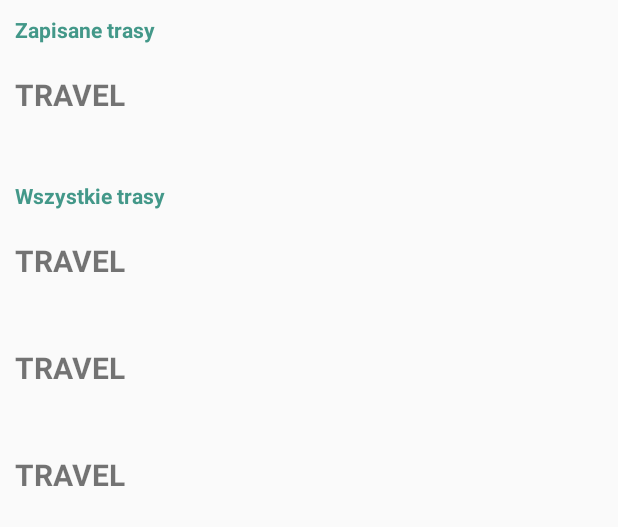
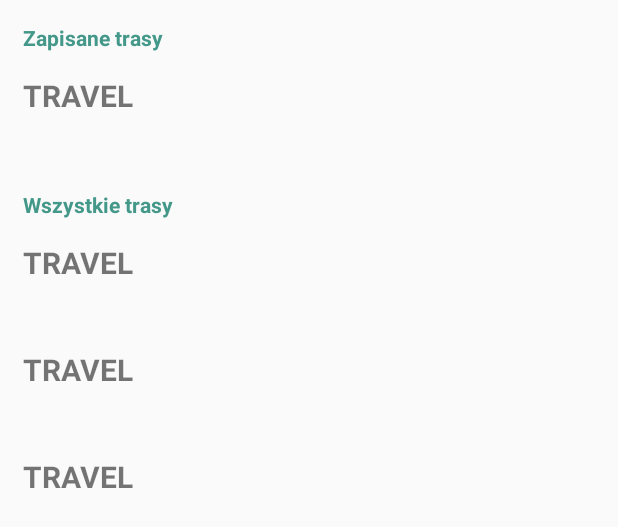
Before and after one commit to piotrjwegrzyn/Busy-32-410, an Android app: the layout activity_main.xml on its own in the app's theme, with its tools: preview values and no code run, on a phone screen of 412 x 824 dp. Shown: the top 527 px of the screen. Run offline under Robolectric (Android 15) with nearby library versions, the light colour scheme and no system bars.

Commit message:
Ulepszenia (◍_◎)

```diff
--- a/app/build.gradle
+++ b/app/build.gradle
@@ -6,8 +6,8 @@ android {
         applicationId "piotrjwegrzyn.busy"
         minSdkVersion 21
         targetSdkVersion 26
-        versionCode 6
-        versionName "2.0-beta"
+        versionCode 7
+        versionName "2.0-beta2"
         testInstrumentationRunner "android.support.test.runner.AndroidJUnitRunner"
     }
     buildTypes {
--- a/app/src/main/res/layout/activity_main.xml
+++ b/app/src/main/res/layout/activity_main.xml
@@ -14,7 +14,9 @@
             android:id="@+id/busListFavourites"
             android:layout_width="match_parent"
             android:layout_height="wrap_content"
-            android:padding="10dp"
+            android:paddingBottom="5dp"
+            android:paddingLeft="15dp"
+            android:paddingTop="15dp"
             android:text="Zapisane trasy"
             android:textColor="@color/colorAccent"
             android:textSize="14sp"
@@ -33,7 +35,9 @@
             android:id="@+id/busListAll"
             android:layout_width="match_parent"
             android:layout_height="wrap_content"
-            android:padding="10dp"
+            android:paddingBottom="5dp"
+            android:paddingLeft="15dp"
+            android:paddingTop="15dp"
             android:text="Wszystkie trasy"
             android:textColor="@color/colorAccent"
             android:textSize="14sp"
--- a/app/src/main/res/layout/bus_list_item.xml
+++ b/app/src/main/res/layout/bus_list_item.xml
@@ -7,7 +7,10 @@
     android:focusable="true"
     android:foreground="?android:attr/selectableItemBackground"
     android:orientation="vertical"
-    android:padding="10dp">
+    android:paddingBottom="10dp"
+    android:paddingLeft="15dp"
+    android:paddingRight="15dp"
+    android:paddingTop="10dp">
 
     <TextView
         android:id="@+id/busName"
```
Also changed, not shown: app/src/main/java/piotrjwegrzyn/busy/activities/BaseActivity.java (+31 -1 lines), app/src/main/java/piotrjwegrzyn/busy/activities/BusinfoActivity.java (+7 -1 lines), app/src/main/java/piotrjwegrzyn/busy/activities/BusplanActivity.java (+25 -2 lines), app/src/main/java/piotrjwegrzyn/busy/activities/BustracksActivity.java (+41 -5 lines), app/src/main/java/piotrjwegrzyn/busy/activities/MainActivity.java (+11 -4 lines), app/src/main/java/piotrjwegrzyn/busy/database/AppDao.java (+7 -6 lines).
